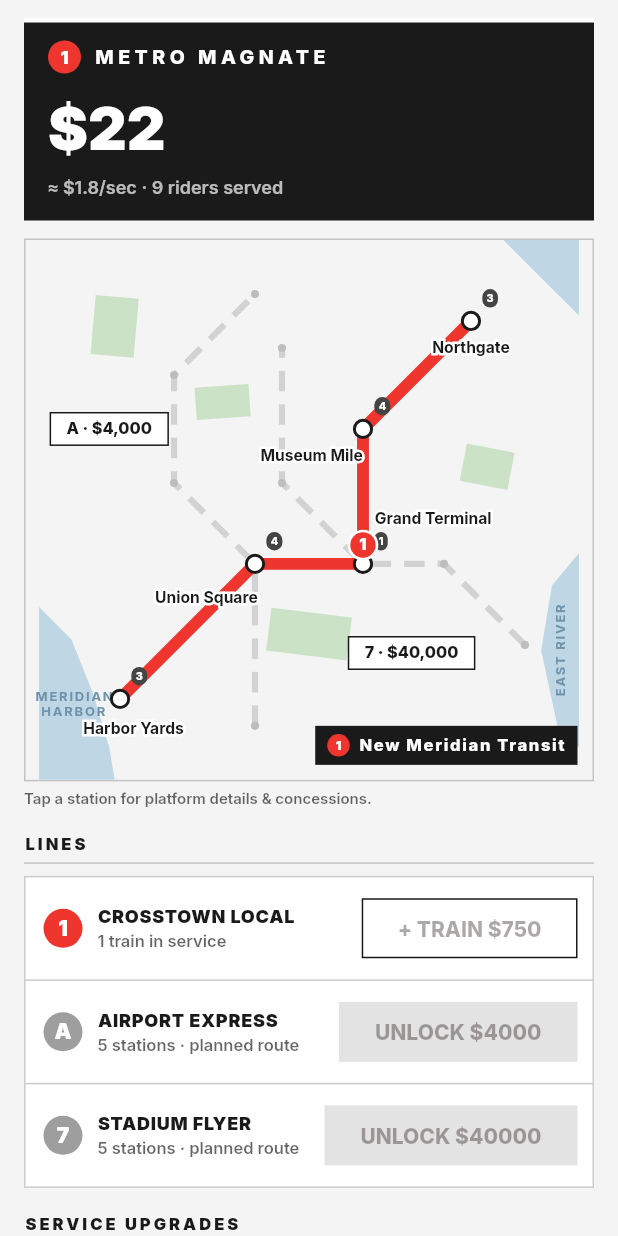
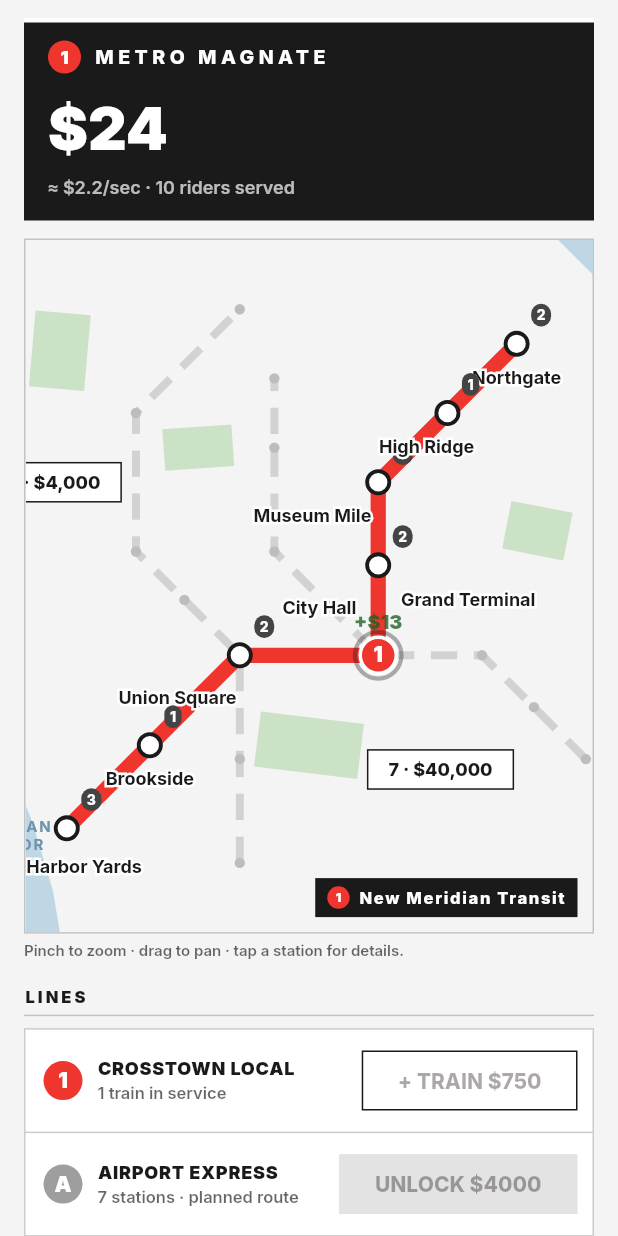
Before and after one commit to Armandoxh/Territorygame, a Flutter app: the screen it shows after launch, on a phone screen of 412 x 824 dp. Run offline on Flutter 3.47's test engine with Material 3 defaults, Android fonts, the phone set to English and light mode, and no system bars; our stand-ins replace flutter_svg, google_fonts, shared_preferences; missing offline and left inert: dart:html, dart:js_util.

Commit message:
Bigger zoomable map + 7 new stations (build 6)
- The map now dominates the screen (taller frame) and is a real live
  map: rendered larger than its viewport inside an InteractiveViewer —
  pinch to zoom up to 5x, drag to pan, centered on load. The transit
  plate stays pinned outside the zoom layer.
- Seven new stations, all rig-checked for label collisions before
  porting: Brookside, City Hall, High Ridge (line 1 -> 8 stations),
  Ferry St, Westgate (line A -> 7), Riverbend, Garment Dist (line 7
  -> 7). All sit on existing 45/90-degree segments.
- Demand retuned so 14 stops per line-1 lap stays inside the harness's
  earn-rate fun zone (busy stations trimmed, new stops light).

Co-Authored-By: Claude Fable 5 <noreply@anthropic.com>
Claude-Session: https://claude.ai/code/session_01JqBticQH2m2VG91X5ciAMv

```diff
--- a/metro/lib/data/cities.dart
+++ b/metro/lib/data/cities.dart
@@ -138,7 +138,7 @@ class Cities {
           name: 'Harbor Yards',
           x: 15,
           y: 85,
-          demand: 0.5,
+          demand: 0.4,
           labelDx: 2.5,
           labelDy: 3.8),
       StationDef(
@@ -146,7 +146,7 @@ class Cities {
           name: 'Union Square',
           x: 40,
           y: 60,
-          demand: 1.0,
+          demand: 0.9,
           labelDx: -9,
           labelDy: 4.5),
       StationDef(
@@ -154,7 +154,7 @@ class Cities {
           name: 'Grand Terminal',
           x: 60,
           y: 60,
-          demand: 0.8,
+          demand: 0.7,
           labelDx: 13,
           labelDy: -6.5),
       StationDef(
@@ -162,11 +162,59 @@ class Cities {
           name: 'Museum Mile',
           x: 60,
           y: 35,
-          demand: 0.6,
+          demand: 0.5,
           labelDx: -9.5,
           labelDy: 0),
       StationDef(
-          id: 'northgate', name: 'Northgate', x: 80, y: 15, demand: 0.4),
+          id: 'northgate', name: 'Northgate', x: 80, y: 15, demand: 0.35),
+      StationDef(
+          id: 'brookside', name: 'Brookside', x: 27, y: 73, demand: 0.2),
+      StationDef(
+          id: 'cityhall',
+          name: 'City Hall',
+          x: 60,
+          y: 47,
+          demand: 0.3,
+          labelDx: -8.5,
+          labelDy: 4.5),
+      StationDef(
+          id: 'highridge',
+          name: 'High Ridge',
+          x: 70,
+          y: 25,
+          demand: 0.15,
+          labelDx: -3,
+          labelDy: 0),
+      StationDef(
+          id: 'ferryst',
+          name: 'Ferry St',
+          x: 40,
+          y: 75,
+          demand: 0.45,
+          labelDx: -7,
+          labelDy: 0),
+      StationDef(
+          id: 'westgate',
+          name: 'Westgate',
+          x: 32,
+          y: 52,
+          demand: 0.55,
+          labelDx: -7,
+          labelDy: 0),
+      StationDef(
+          id: 'riverbend',
+          name: 'Riverbend',
+          x: 82.5,
+          y: 67.5,
+          demand: 0.45),
+      StationDef(
+          id: 'garment',
+          name: 'Garment Dist',
+          x: 45,
+          y: 30,
+          demand: 0.55,
+          labelDx: -8,
+          labelDy: 0),
       // Line A corridor (interchange at Union Square).
       StationDef(
           id: 'southport',
@@ -242,7 +290,7 @@ class Cities {
         name: 'Crosstown Local',
         bullet: '1',
         color: Color(0xFFEE352E),
-        stationIds: ['harbor', 'union', 'grand', 'museum', 'northgate'],
+        stationIds: ['harbor', 'brookside', 'union', 'grand', 'cityhall', 'museum', 'highridge', 'northgate'],
         unlockCost: 0,
         trainCost: 750,
       ),
@@ -251,7 +299,7 @@ class Cities {
         name: 'Airport Express',
         bullet: 'A',
         color: Color(0xFF0039A6),
-        stationIds: ['southport', 'union', 'midwest', 'cathedral', 'airport'],
+        stationIds: ['southport', 'ferryst', 'union', 'westgate', 'midwest', 'cathedral', 'airport'],
         unlockCost: 4000,
         trainCost: 1500,
         plateX: 13,
@@ -262,7 +310,7 @@ class Cities {
         name: 'Stadium Flyer',
         bullet: '7',
         color: Color(0xFFB933AD),
-        stationIds: ['eastdocks', 'gaslight', 'grand', 'oldtown', 'stadium'],
+        stationIds: ['eastdocks', 'riverbend', 'gaslight', 'grand', 'oldtown', 'garment', 'stadium'],
         unlockCost: 40000,
         trainCost: 12000,
         plateX: 69,
--- a/metro/lib/ui/home_screen.dart
+++ b/metro/lib/ui/home_screen.dart
@@ -151,7 +151,7 @@ class _HomeScreenState extends State<HomeScreen>
                     const SizedBox(height: 12),
                     MetroMap(game: game, onStationTap: _openStation),
                     const SizedBox(height: 4),
-                    Text('Tap a station for platform details & concessions.',
+                    Text('Pinch to zoom · drag to pan · tap a station for details.',
                         style: TransitStyle.signage(
                             size: 10,
                             color: const Color(0x99000000),
--- a/metro/lib/ui/metro_map.dart
+++ b/metro/lib/ui/metro_map.dart
@@ -24,6 +24,14 @@ class MetroMap extends StatefulWidget {
 class _MetroMapState extends State<MetroMap> {
   int _seenSeq = 0;
   final List<_FarePop> _pops = [];
+  final TransformationController _viewer = TransformationController();
+  bool _centered = false;
+
+  @override
+  void dispose() {
+    _viewer.dispose();
+    super.dispose();
+  }
 
   void _handleTap(Offset local, Size size) {
     final g = widget.game;
@@ -62,7 +70,8 @@ class _MetroMapState extends State<MetroMap> {
     _pops.removeWhere((p) => now - p.bornMs > _FarePop.lifeMs);
 
     return AspectRatio(
-      aspectRatio: 1.05,
+      // Taller than wide: the map dominates the screen.
+      aspectRatio: 0.82,
       child: Container(
         // STYLE.md: flat ultra-light landmass, 1px hairline, square corners.
         decoration: BoxDecoration(
@@ -72,17 +81,38 @@ class _MetroMapState extends State<MetroMap> {
         clipBehavior: Clip.hardEdge,
         child: LayoutBuilder(
           builder: (context, constraints) {
-            final size = Size(constraints.maxWidth, constraints.maxHeight);
+            // The map square is rendered at viewport-HEIGHT size (bigger than
+            // the frame is wide), so it starts large and pans/zooms like the
+            // real Live Map.
+            final side = constraints.maxHeight;
+            final size = Size(side, side);
+            if (!_centered) {
+              _centered = true;
+              _viewer.value = Matrix4.identity()
+                ..translate((constraints.maxWidth - side) / 2, 0.0);
+            }
             return Stack(
               children: [
                 Positioned.fill(
+                  child: InteractiveViewer(
+                    transformationController: _viewer,
+                    constrained: false,
+                    minScale: 0.75,
+                    maxScale: 5,
+                    boundaryMargin: const EdgeInsets.all(80),
+                    child: SizedBox(
+                      width: side,
+                      height: side,
                       child: GestureDetector(
                         onTapUp: (d) => _handleTap(d.localPosition, size),
                         child: CustomPaint(
+                          size: size,
                           painter: _MapPainter(
                             game: g,
                             pops: List.of(_pops),
                             nowMs: now,
+                          ),
+                        ),
                       ),
                     ),
                   ),
--- a/metro/lib/version.dart
+++ b/metro/lib/version.dart
@@ -1,4 +1,4 @@
 /// Shown in the footer; bump the build number on every deployed change so the
 /// live page always tells you which build you're looking at.
-const String kAppVersion = '0.2.2';
-const int kBuildNumber = 5;
+const String kAppVersion = '0.2.3';
+const int kBuildNumber = 6;
--- a/metro/pubspec.yaml
+++ b/metro/pubspec.yaml
@@ -1,7 +1,7 @@
 name: metro_magnate
 description: "Metro Magnate — an idle game about building a subway empire, one line at a time."
 publish_to: 'none'
-version: 0.2.2+5
+version: 0.2.3+6
 
 environment:
   sdk: '>=3.4.0 <4.0.0'
```
Also changed, not shown: 2 other files. Lines whose indentation alone changed are shown as unchanged.
